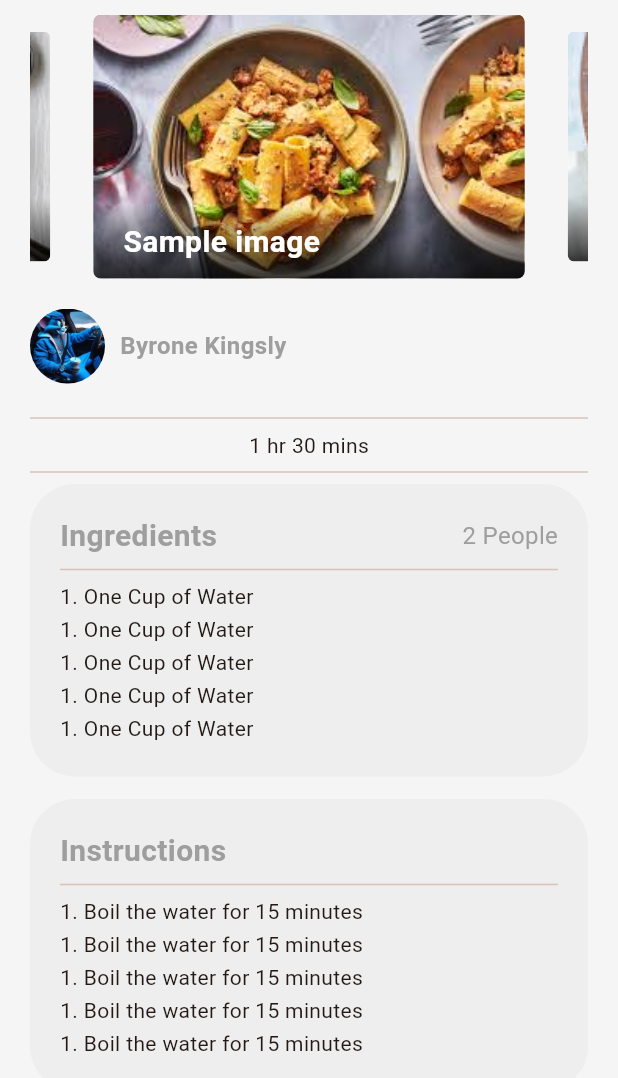
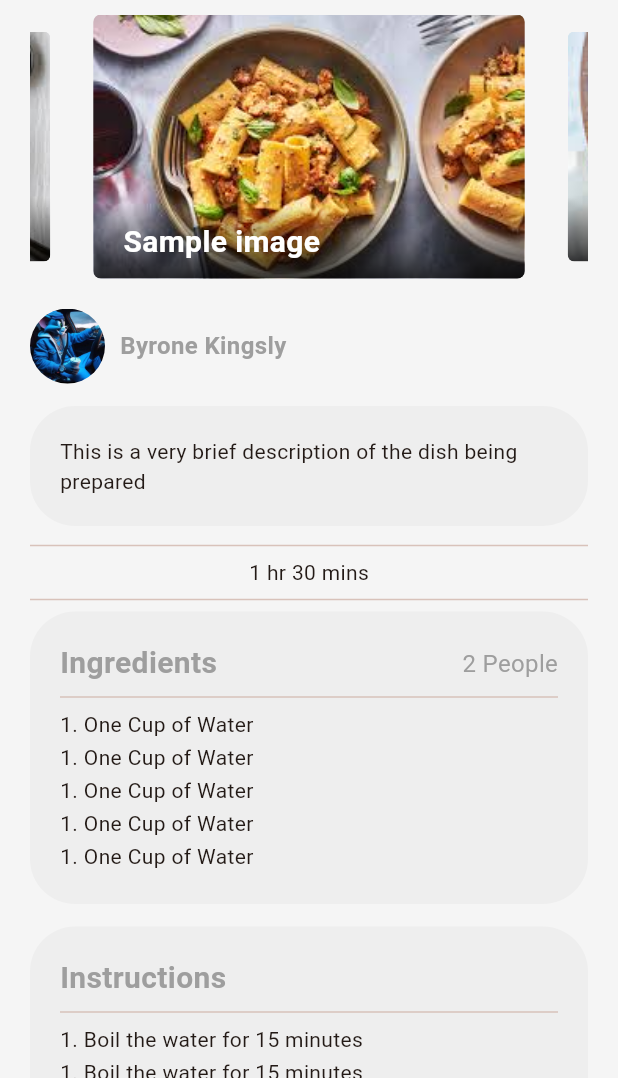
Before and after one commit to 1king-sly/recipe-app, a Flutter app: the screen it shows after launch, scrolled down 576 dp, after a tap on "Recipe Name", on a phone screen of 412 x 824 dp, the part 158-1236 px from its top. Run offline on Flutter 3.47's test engine with Material 3 defaults, Android fonts, the phone set to English and light mode, and no system bars; drawn by our look-alikes of carousel_slider; our stand-ins replace animated_splash_screen, lazy_load_scrollview, lottie, page_transition.

```diff
--- a/lib/pages/single_recipe_page.dart
+++ b/lib/pages/single_recipe_page.dart
@@ -103,6 +103,26 @@ class _SingleRecipePageState extends State<SingleRecipePage> {
               const SizedBox(
                 height: 5,
               ),
+              Container(
+                width: double.infinity,
+                padding: const EdgeInsets.all(20),
+                decoration: BoxDecoration(
+                  color: Colors.grey.shade200,
+                  borderRadius: const BorderRadius.all(Radius.circular(30)),
+                ),
+                child: const Center(
+                  child: Text(
+                    "This is a very brief description of the dish being prepared",
+                    // style: TextStyle(
+                    //   fontSize: 14,
+                    //   color: Colors.grey,
+                    // ),
+                  ),
+                ),
+              ),
+              const SizedBox(
+                height: 5,
+              ),
               const Divider(),
               const Center(child: Text("1 hr 30 mins")),
               const Divider(),
@@ -186,7 +206,7 @@ class _SingleRecipePageState extends State<SingleRecipePage> {
                         SizedBox(height: 2),
                       ],
                     ),
-                  )
+                  ),
                 ],
               ),
             ],
```
Also changed, not shown: lib/components/favorites_recipe_card.dart (+10 -1 lines).
